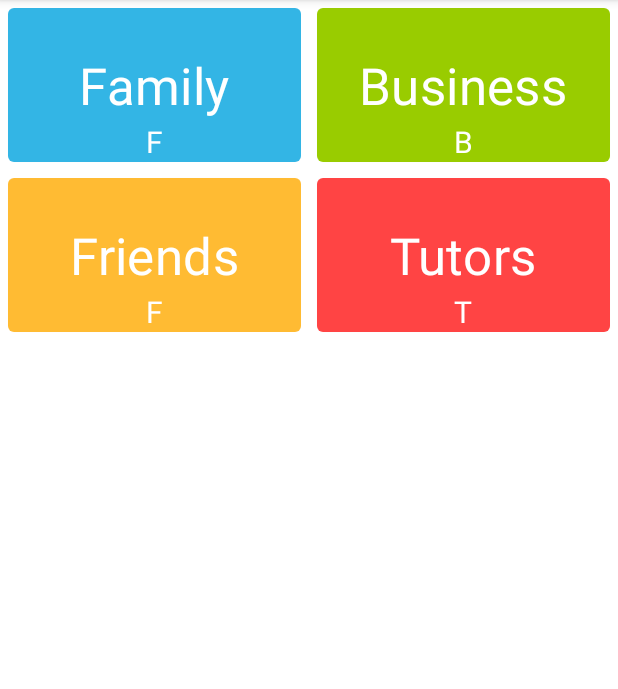
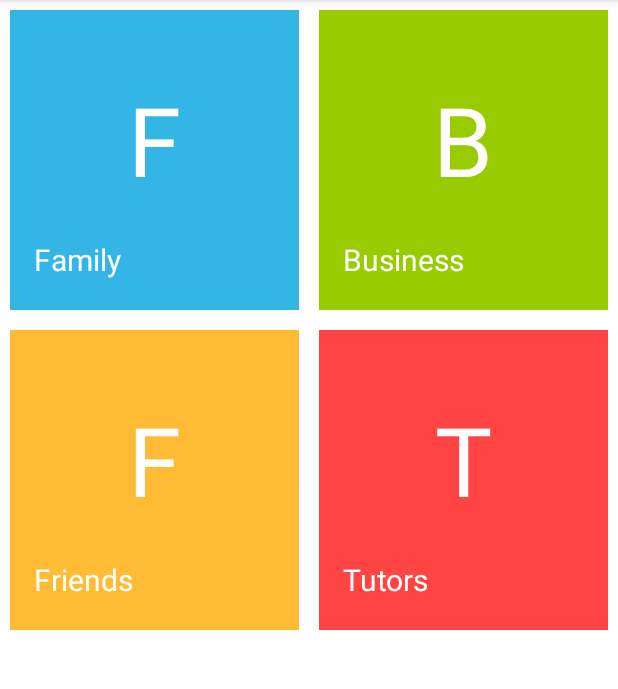
Before and after one commit to Folarin-Isaac/Contact-List-App, an Android app: the screen it shows after launch (MainActivity), on a phone screen of 412 x 824 dp, the part 84-773 px from its top. Run offline under Robolectric (Android 15) with nearby library versions, the phone set to English and light mode, and no system bars.

Commit message:
Updated the design

```diff
--- a/app/src/main/java/com/example/contact_list_app/CategoryAdapter.kt
+++ b/app/src/main/java/com/example/contact_list_app/CategoryAdapter.kt
@@ -44,11 +44,11 @@ class CategoryAdapter(private val categories: List<Category>) :
             )
             val androidColors = binding.root.context.resources.getIntArray(R.array.androidColors)
 
-            binding.relativeLayout.setBackgroundColor(androidColors[position])
+            binding.linearLayout.setBackgroundColor(androidColors[position])
             binding.categoryInitials.text = category.initials
             binding.categoryText.text = category.name
 
-            binding.relativeLayout.setOnClickListener {
+            binding.linearLayout.setOnClickListener {
                 val intent = Intent(binding.root.context, ContactListActivity::class.java)
                 intent.putExtra("TITLE", category.name)
                 binding.root.context.startActivity(intent)
--- a/app/src/main/java/com/example/contact_list_app/MainActivity.kt
+++ b/app/src/main/java/com/example/contact_list_app/MainActivity.kt
@@ -18,12 +18,13 @@ class MainActivity : AppCompatActivity() {
         setupCategory(binding)
 
     }
+
     private fun setupCategory(binding: ActivityMainBinding) {
         val categories = listOf(
             Category("Family", "F"),
             Category("Business", "B"),
             Category("Friends", "F"),
-            Category("Tutors", "T"),
+            Category("Tutors", "T")
 
         )
         val adapter = CategoryAdapter(categories)
@@ -33,5 +34,4 @@ class MainActivity : AppCompatActivity() {
     }
 
 
-
 }
--- a/app/src/main/res/layout/category_list_items.xml
+++ b/app/src/main/res/layout/category_list_items.xml
@@ -6,35 +6,42 @@
     android:layout_height="wrap_content"
     android:layout_margin="5dp">
 
-    <RelativeLayout
-        android:id="@+id/relative_layout"
+    <LinearLayout
+        android:id="@+id/linear_layout"
         android:layout_width="match_parent"
-        android:layout_height="match_parent"
-        android:background="@color/purple_500">
+        android:layout_height="200dp"
+        android:layout_marginStart="1dp"
+        android:layout_marginTop="1dp"
+        android:layout_marginEnd="1dp"
+        android:layout_marginBottom="1dp"
+        android:background="@android:color/darker_gray"
+        android:orientation="vertical"
+        app:layout_constraintBottom_toBottomOf="parent"
+        app:layout_constraintEnd_toEndOf="parent"
+        app:layout_constraintStart_toStartOf="parent"
+        app:layout_constraintTop_toTopOf="parent"
+        app:layout_constraintVertical_bias="0.0">
+
+        <TextView
+            android:id="@+id/category_initials"
+            android:layout_width="match_parent"
+            android:layout_height="wrap_content"
+            android:layout_marginTop="20dp"
+            android:layout_weight="1"
+            android:gravity="center"
+            android:text="F"
+            android:textColor="@color/white"
+            android:textSize="64sp" />
 
         <TextView
             android:id="@+id/category_text"
-            android:layout_width="wrap_content"
+            android:layout_width="match_parent"
             android:layout_height="wrap_content"
-            android:layout_centerInParent="true"
-            android:textAppearance="@style/TextAppearance.MaterialComponents.Headline4"
+            android:layout_marginLeft="16dp"
+            android:layout_marginBottom="20dp"
+            android:text="@string/family"
             android:textColor="@color/white"
-            tools:text="Tutors" />
-
-
-        <TextView
-            android:id="@+id/category_initials"
-            android:layout_width="wrap_content"
-            android:layout_height="wrap_content"
-            android:layout_below="@id/category_text"
-            android:layout_centerHorizontal="true"
-            android:layout_marginTop="30dp"
-            android:textColor="@color/white"
-            android:textSize="20sp"
-            tools:text="T" />
-
-
-    </RelativeLayout>
-
+            android:textSize="20sp" />
+    </LinearLayout>
 
 </com.google.android.material.card.MaterialCardView>
--- a/app/src/main/res/values/strings.xml
+++ b/app/src/main/res/values/strings.xml
@@ -3,6 +3,7 @@
     <string name="add_contact"> Add New Contact </string>
     <string name="name_hint"> Name </string>
     <string name="phone_hint"> Phone Number</string>
+    <string name="family"> Family </string>
     <string name="save"> Save </string>
     <string name="contact_name"> Contact Name</string>
     <string name="fab_desc"> Fab opens the Alertdialog </string>
```
